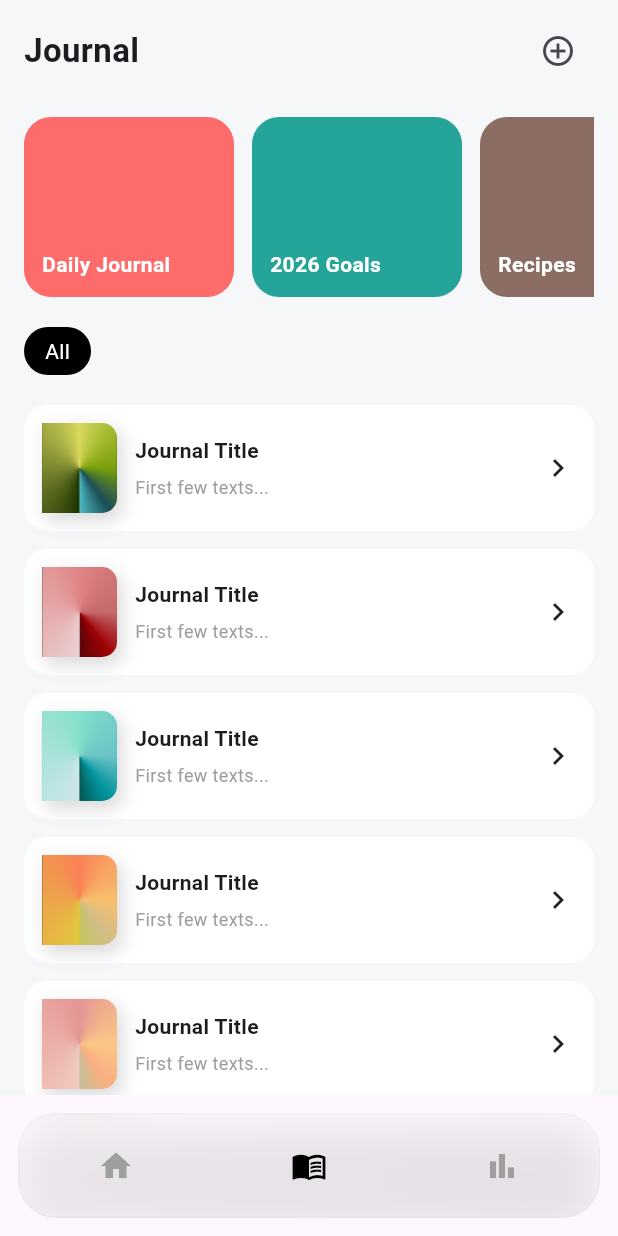
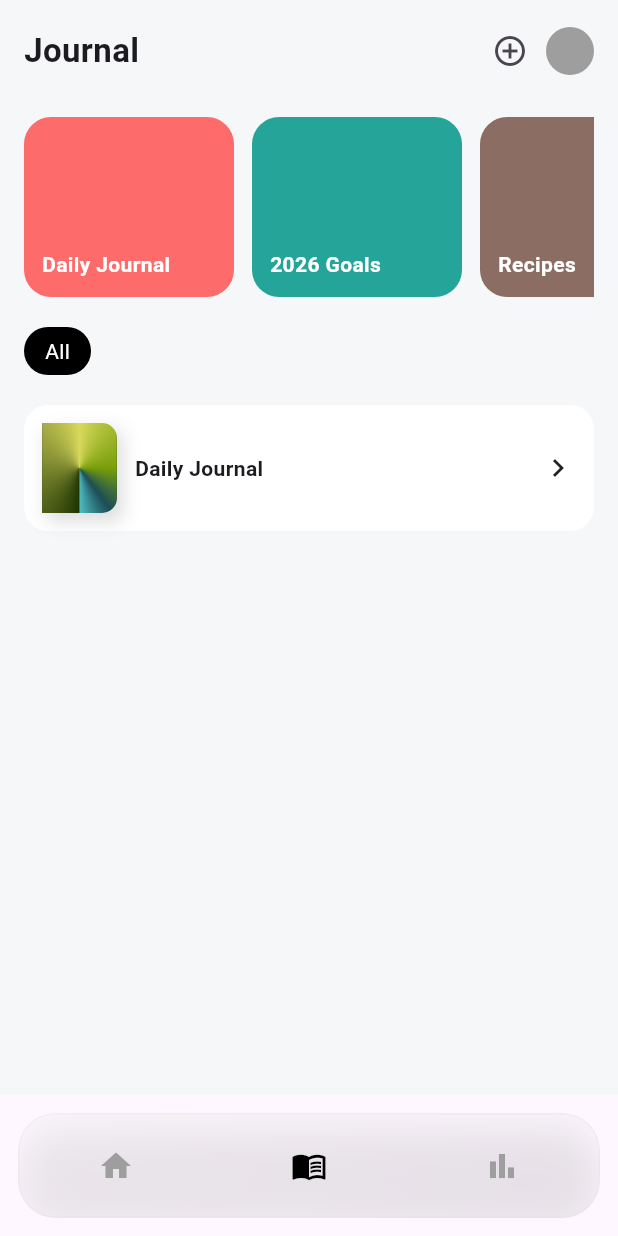
Before and after one commit to zela-Tech/Innerscape, a Flutter app: the screen it shows once a user with an empty profile is signed in, item 2 of the bottom bar chosen, on a phone screen of 412 x 824 dp. Run offline on Flutter 3.47's test engine with Material 3 defaults, Android fonts, the phone set to English and light mode, and no system bars; our stand-ins replace cloud_firestore, firebase_auth, firebase_core; accounts and stored records are empty.

Commit message:
feat(journal-main): update to empty journal screen by default and allow dynamic rendering

```diff
--- /dev/null
+++ b/lib/model/journal_model.dart
@@ -0,0 +1,8 @@
+class Journal {
+  final String title;
+  final String cover;
+  final DateTime updatedAt;
+
+
+  Journal({required this.title, required this.cover, required this.updatedAt,});
+}
--- a/lib/screens/journal_screen.dart
+++ b/lib/screens/journal_screen.dart
@@ -1,17 +1,17 @@
 import 'package:flutter/material.dart';
 import './add_Journal_screen.dart';
+import '../model/journal_model.dart';
 
-class JournalScreen extends StatelessWidget {
+class JournalScreen extends StatefulWidget {
   const JournalScreen({super.key});
 
-  final List<String> journalCovers = const [
-    "assets/images/green_cover.png",
-    "assets/images/red_cover.png",
-    "assets/images/teal_cover.png",
-    "assets/images/orange_cover.png",
-    "assets/images/pink_cover.png",
-    "assets/images/blue_cover.png",
-    "assets/images/purple_cover.png",
+  @override
+  State<JournalScreen> createState() => _JournalScreenState();
+}
+
+class _JournalScreenState extends State<JournalScreen> {
+  final List<Journal> journals = [
+    Journal(title: "Daily Journal", cover: "assets/images/green_cover.png",updatedAt: DateTime.now(),),
   ];
 
   @override
@@ -25,10 +25,8 @@ class JournalScreen extends StatelessWidget {
           child: Column(
             crossAxisAlignment: CrossAxisAlignment.start,
             children: [
-
               const SizedBox(height: 10),
 
-              //header
               Row(
                 mainAxisAlignment: MainAxisAlignment.spaceBetween,
                 children: [
@@ -44,15 +42,31 @@ class JournalScreen extends StatelessWidget {
                     children: [
                       IconButton(
                         icon: const Icon(Icons.add_circle_outline),
-                        onPressed: () {
-                          Navigator.push(
+                        onPressed: () async {
+                          final result = await Navigator.push(
                             context,
                             MaterialPageRoute(
                               builder: (_) => const AddJournalScreen(),
                             ),
                           );
+
+                          if (result != null) {
+                            setState(() {
+                              journals.add(
+                                Journal(
+                                  title: result['title'],
+                                  cover: result['cover'],
+                                  updatedAt: DateTime.now(),
+                                ),
+                              );
+                            });
+                          }
                         },
                       ),
+                      const CircleAvatar(
+                        radius: 16,
+                        backgroundColor: Colors.grey,
+                      )
                     ],
                   )
                 ],
@@ -60,7 +74,6 @@ class JournalScreen extends StatelessWidget {
 
               const SizedBox(height: 20),
 
-              // feature journals/most recent
               SizedBox(
                 height: 120,
                 child: ListView(
@@ -74,7 +87,7 @@ class JournalScreen extends StatelessWidget {
               ),
 
               const SizedBox(height: 20),
-              //TODO: ADD filter chips
+
               Container(
                 padding: const EdgeInsets.symmetric(horizontal: 14, vertical: 6),
                 decoration: BoxDecoration(
@@ -90,12 +103,20 @@ class JournalScreen extends StatelessWidget {
               const SizedBox(height: 20),
 
               Expanded(
-                child: ListView.builder(
-                  itemCount: journalCovers.length,
-                  itemBuilder: (context, index) {
-                    return _journalTile(journalCovers[index]);
-                  },
-                ),
+                child: journals.isEmpty
+                    ? const Center(
+                        child: Text(
+                          "No journals yet.\nTap + to create one",
+                          textAlign: TextAlign.center,
+                          style: TextStyle(color: Colors.grey),
+                        ),
+                      )
+                    : ListView.builder(
+                        itemCount: journals.length,
+                        itemBuilder: (context, index) {
+                          return _journalTile(journals[index]);
+                        },
+                      ),
               ),
             ],
           ),
@@ -128,7 +149,7 @@ class JournalScreen extends StatelessWidget {
     );
   }
 
-  Widget _journalTile(String imagePath) {
+  Widget _journalTile(Journal journal) {
     return Container(
       margin: const EdgeInsets.only(bottom: 12),
       padding: const EdgeInsets.all(12),
@@ -138,18 +159,10 @@ class JournalScreen extends StatelessWidget {
       ),
       child: Row(
         children: [
-
-          //book cover
           Container(
             width: 50,
             height: 60,
             decoration: BoxDecoration(
-              borderRadius: const BorderRadius.only(
-                topRight: Radius.circular(10),
-                bottomRight: Radius.circular(10),
-                topLeft: Radius.circular(0),
-                bottomLeft: Radius.circular(0),
-              ),
               boxShadow: [
                 BoxShadow(
                   color: Colors.black.withValues(alpha: 0.15),
@@ -164,7 +177,7 @@ class JournalScreen extends StatelessWidget {
                 bottomRight: Radius.circular(10),
               ),
               child: Image.asset(
-                imagePath,
+                journal.cover,
                 fit: BoxFit.cover,
               ),
             ),
@@ -172,20 +185,10 @@ class JournalScreen extends StatelessWidget {
 
           const SizedBox(width: 12),
 
-          const Expanded(
-            child: Column(
-              crossAxisAlignment: CrossAxisAlignment.start,
-              children: [
-                Text(
-                  "Journal Title",
-                  style: TextStyle(fontWeight: FontWeight.w600),
-                ),
-                SizedBox(height: 6),
-                Text(
-                  "First few texts...",
-                  style: TextStyle(color: Colors.grey, fontSize: 12),
-                ),
-              ],
+          Expanded(
+            child: Text(
+              journal.title,
+              style: const TextStyle(fontWeight: FontWeight.w600),
             ),
           ),
 
```
